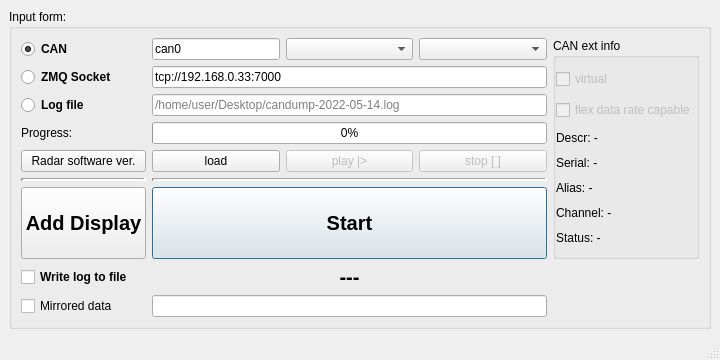
This is mainwindow.ui in anatoltrush/RadarVisual as Qt 5 draws it before an edit. The edited form follows.
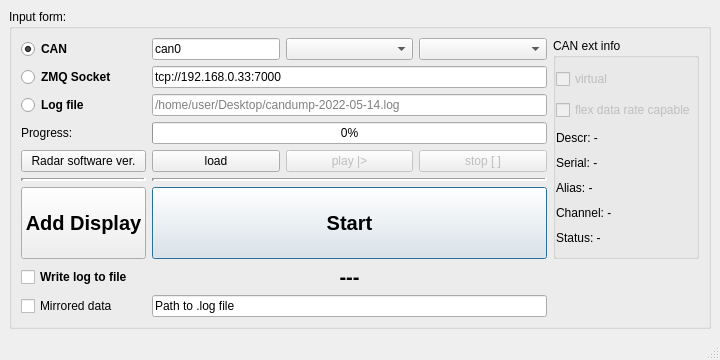
This is the edited form. Icons and pictures are not drawn.

Diff of the .ui file:
```diff
--- a/mainwindow.ui
+++ b/mainwindow.ui
@@ -501,6 +501,9 @@
        </item>
        <item row="8" column="1">
         <widget class="QLineEdit" name="lELogPath">
+         <property name="text">
+          <string>Path to .log file</string>
+         </property>
          <property name="readOnly">
           <bool>true</bool>
          </property>
```
